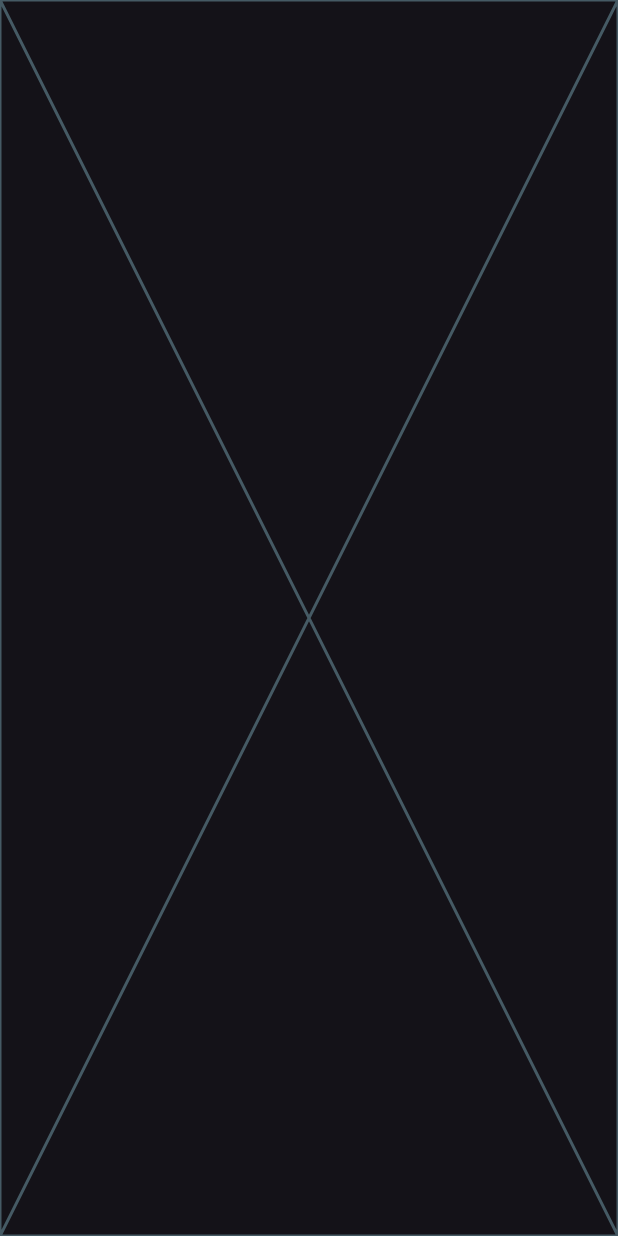
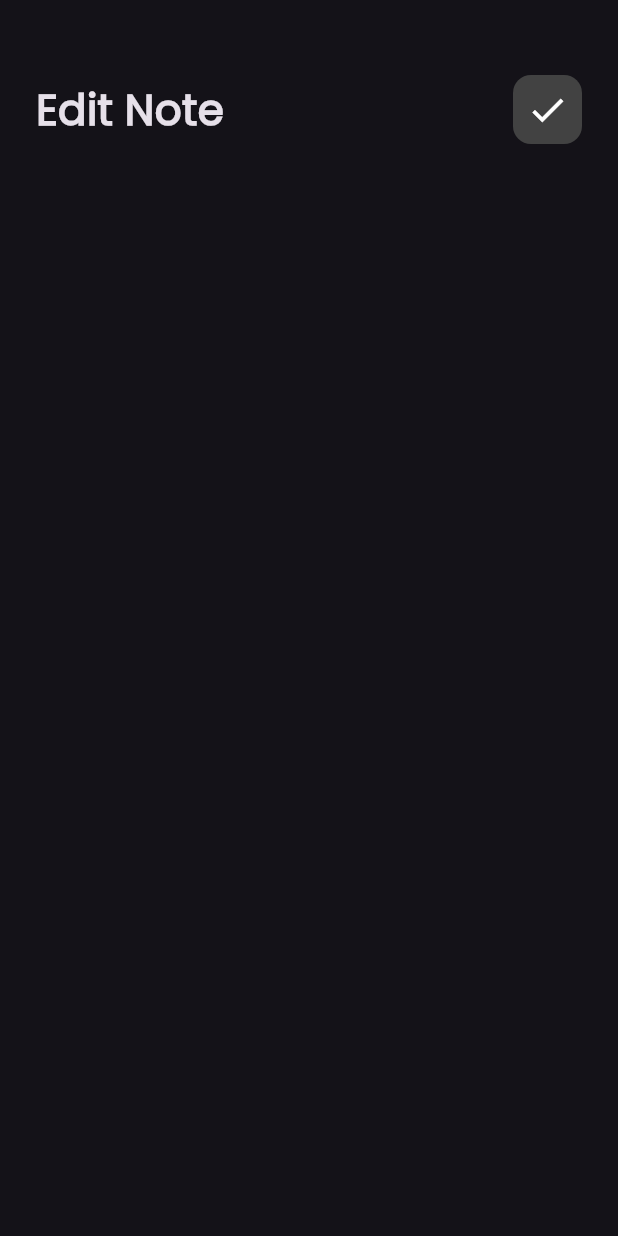
Before and after one commit to fares324/notely, a Flutter app: the screen it shows after launch, after a tap on "Note Title", on a phone screen of 412 x 824 dp. Run offline on Flutter 3.47's test engine with Material 3 defaults, Android fonts, the phone set to English and light mode, and no system bars.

Commit message:
adding custom appBar to edit note view

```diff
--- a/lib/views/widgets/custom_appbar.dart
+++ b/lib/views/widgets/custom_appbar.dart
@@ -1,21 +1,23 @@
-
 import 'package:flutter/material.dart';
 import 'package:notely/views/widgets/custom_search_icon.dart';
 
 class CustomAppBar extends StatelessWidget {
-  const CustomAppBar({super.key});
-
+  const CustomAppBar({super.key, required this.title, required this.icon});
+  final String title;
+  final IconData icon;
   @override
   Widget build(BuildContext context) {
     return Row(
+      children: [
+        Text(
+          title,
+          style: TextStyle(fontSize: 28, fontWeight: FontWeight.bold),
+        ),
+        Spacer(),
+        CustomSearchIcon(
+          icon: icon,
 
-      children: [
-        Text('Notely',style: TextStyle(
-          fontSize: 28,
-          fontWeight: FontWeight.bold
-        ),),
-         Spacer(),
-        CustomSearchIcon()
+        )
       ],
     );
   }
--- a/lib/views/widgets/custom_search_icon.dart
+++ b/lib/views/widgets/custom_search_icon.dart
@@ -1,20 +1,20 @@
 import 'package:flutter/material.dart';
 
 class CustomSearchIcon extends StatelessWidget {
-  const CustomSearchIcon({super.key});
-
+  const CustomSearchIcon({super.key, required this.icon});
+  final IconData icon;
   @override
   Widget build(BuildContext context) {
     return Container(
       height: 46,
       width: 46,
       decoration: BoxDecoration(
-        color: Colors.grey[800],
-        borderRadius: BorderRadius.circular(12)
-
-      ),
+          color: Colors.grey[800], borderRadius: BorderRadius.circular(12)),
       child: Center(
-        child:Icon(Icons.search,size: 28,) ,
+        child: Icon(
+          icon,
+          size: 28,
+        ),
       ),
     );
   }
--- a/lib/views/widgets/edit_note_view_body.dart
+++ b/lib/views/widgets/edit_note_view_body.dart
@@ -1,10 +1,24 @@
 import 'package:flutter/material.dart';
+import 'package:notely/views/widgets/custom_appbar.dart';
 
 class EditNoteViewBody extends StatelessWidget {
   const EditNoteViewBody({super.key});
 
   @override
   Widget build(BuildContext context) {
-    return const Placeholder();
+    return Padding(
+      padding: EdgeInsets.symmetric(horizontal: 24),
+      child: Column(
+        children: [
+          SizedBox(
+            height: 50,
+          ),
+          CustomAppBar(
+            title: 'Edit Note',
+            icon: Icons.check,
+          ),
+        ],
+      ),
+    );
   }
 }
--- a/lib/views/widgets/notes_view_body.dart
+++ b/lib/views/widgets/notes_view_body.dart
@@ -1,6 +1,5 @@
 import 'package:flutter/material.dart';
 import 'package:notely/views/widgets/custom_appbar.dart';
-import 'package:notely/views/widgets/custom_note_item.dart';
 import 'package:notely/views/widgets/notes_list_view.dart';
 
 class NotesViewBody extends StatelessWidget {
@@ -15,7 +14,10 @@ class NotesViewBody extends StatelessWidget {
           SizedBox(
             height: 50,
           ),
-          CustomAppBar(),
+          CustomAppBar(
+            title: 'Notely',
+            icon: Icons.search,
+          ),
           Expanded(child: NotesListView()),
         ],
       ),
```
